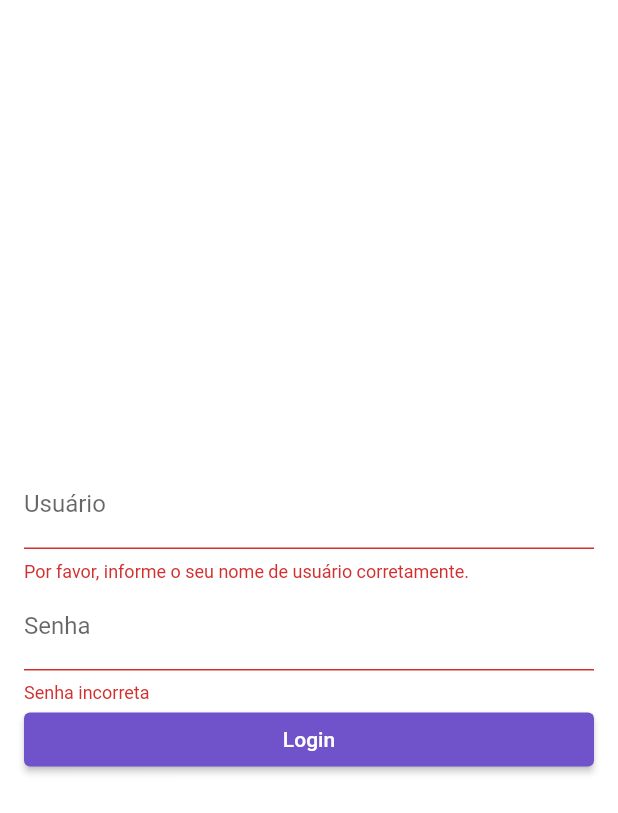
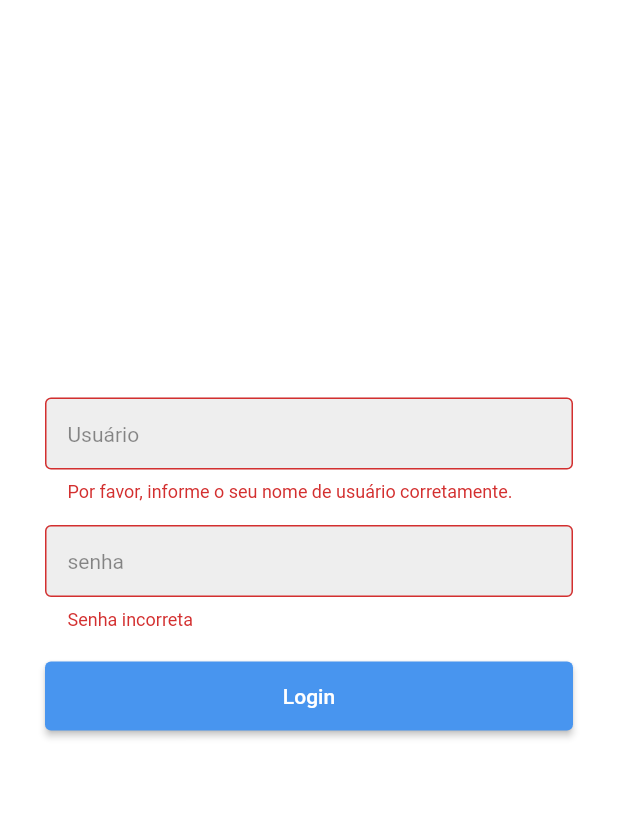
Before and after one commit to Antony-Lucas/barbershop_app, a Flutter app: the screen it shows after launch, after a tap on "Login", on a phone screen of 412 x 824 dp. Shown: the top 813 px of the screen. Run offline on Flutter 3.47's test engine with Material 2 defaults, Android fonts, the phone set to English and light mode, and no system bars; our stand-ins replace shared_preferences; network calls fail.

Commit message:
login system completed

```diff
--- a/lib/main.dart
+++ b/lib/main.dart
@@ -56,5 +56,5 @@ Color shadeColor(Color color, double factor) => Color.fromRGBO(
 1);
 
 class Palette {
-  static const Color primary = Color(0xFF7052CB);
+  static const Color primary = Color.fromARGB(70, 119, 119, 119);
 }
--- a/lib/widgets/login.dart
+++ b/lib/widgets/login.dart
@@ -1,12 +1,6 @@
-import 'dart:convert';
-
+import 'package:barbershop_app/api_keys/api_services.dart';
 import 'package:flutter/material.dart';
 import 'package:barbershop_app/routes/admin_home.dart';
-import 'package:barbershop_app/api_keys/api_services.dart';
-import 'package:barbershop_app/api_keys/user_model.dart';
-import 'package:http/http.dart' as http;
-import 'package:shared_preferences/shared_preferences.dart';
-import 'package:barbershop_app/api_keys/api_constants.dart';
 
 class Content extends StatefulWidget {
   const Content({Key? key}) : super(key: key);
@@ -29,6 +23,7 @@ class _ContentState extends State<Content> {
     super.dispose();
   }
 
+  bool isLoading = false;
   @override
   Widget build(BuildContext context) {
     return Scaffold(
@@ -36,14 +31,31 @@ class _ContentState extends State<Content> {
       body: Form(
         key: _formkey,
         child: Center(
+            child: Align(
+          alignment: Alignment.topCenter,
           child: SingleChildScrollView(
-            padding: const EdgeInsets.symmetric(horizontal: 16),
+            physics: const NeverScrollableScrollPhysics(),
+            padding: const EdgeInsets.symmetric(horizontal: 30, vertical: 250),
             child: Column(
                 crossAxisAlignment: CrossAxisAlignment.stretch,
-                children: [
-                  TextFormField(
+                children: <Widget>[
+                  Padding(
+                    padding: const EdgeInsets.symmetric(vertical: 15),
+                    child: TextFormField(
                       decoration: const InputDecoration(
-                      labelText: 'Usuário',
+                        hintText: 'Usuário',
+                        hintStyle: TextStyle(
+                          fontSize: 14.0,
+                          color: Colors.black45,
+                        ),
+                        fillColor: Color.fromARGB(17, 0, 0, 0),
+                        filled: true,
+                        contentPadding:
+                            EdgeInsets.symmetric(horizontal: 15, vertical: 10),
+                        border: OutlineInputBorder(),
+                        enabledBorder: OutlineInputBorder(
+                          borderSide: BorderSide(color: Colors.black12),
+                        ),
                       ),
                       controller: myLogin,
                       keyboardType: TextInputType.text,
@@ -54,9 +66,22 @@ class _ContentState extends State<Content> {
                         return null;
                       },
                     ),
+                  ),
                   TextFormField(
                     decoration: const InputDecoration(
-                      labelText: 'Senha',
+                      hintText: 'senha',
+                      hintStyle: TextStyle(
+                        fontSize: 14.0,
+                        color: Colors.black45,
+                      ),
+                      fillColor: Color.fromARGB(17, 0, 0, 0),
+                      filled: true,
+                      contentPadding:
+                          EdgeInsets.symmetric(horizontal: 15, vertical: 10),
+                      border: OutlineInputBorder(),
+                      enabledBorder: OutlineInputBorder(
+                        borderSide: BorderSide(color: Colors.black12),
+                      ),
                     ),
                     controller: myPass,
                     obscureText: true,
@@ -70,11 +95,20 @@ class _ContentState extends State<Content> {
                       return null;
                     },
                   ),
-                  ElevatedButton(
+                  Padding(
+                      padding: const EdgeInsets.symmetric(vertical: 20),
+                      child: ElevatedButton(
                         onPressed: () async {
+                          print(isLoading);
                           FocusScopeNode currentFocus = FocusScope.of(context);
                           if (_formkey.currentState!.validate()) {
-                        bool logintrue = await login();
+                            Future.delayed(const Duration(seconds: 0), () {
+                              setState(() {
+                                isLoading = true;
+                              });
+                            });
+                            bool logintrue = await ApiLogin()
+                                .autoLogin(myLogin.text, myPass.text);
                             if (!currentFocus.hasPrimaryFocus) {
                               currentFocus.unfocus();
                             }
@@ -85,17 +119,35 @@ class _ContentState extends State<Content> {
                                   MaterialPageRoute(
                                       builder: (context) => const AdminHome()));
                             } else {
+                              setState(() {
+                                isLoading = false;
+                              });
                               myPass.clear();
-                          ScaffoldMessenger.of(context).showSnackBar(snackBar);
+                              ScaffoldMessenger.of(context)
+                                  .showSnackBar(snackBar);
                             }
                           }
                         },
-                    child: const Text('Login'),
+                        child: isLoading
+                            ? const Center(
+                                heightFactor: 1,
+                                widthFactor: 1,
+                                child: SizedBox(
+                                  height: 15,
+                                  width: 15,
+                                  child: CircularProgressIndicator(
+                                      color: Colors.white, strokeWidth: 2.0),
+                                ),
                               )
-                ]
+                            : const Text('Login'),
+                        style: ElevatedButton.styleFrom(
+                          primary: const Color.fromARGB(255, 72, 149, 239),
+                          padding: const EdgeInsets.symmetric(vertical: 15),
                         ),
+                      ))
+                ]),
           ),
-        ),
+        )),
       ),
     );
   }
@@ -107,24 +159,4 @@ class _ContentState extends State<Content> {
     ),
     backgroundColor: Colors.redAccent,
   );
-
-  Future<bool> login() async {
-    SharedPreferences prefs = await SharedPreferences.getInstance();
-    var Url = Uri.parse(ApiConstants.urlBase + ApiConstants.urlLogin);
-    var response = await http.post(
-      Url,
-      body: {
-        'username': myLogin.text,
-        'password': myPass.text,
-      },
-    );
-    if (response.statusCode == 200 || response.statusCode == 201) {
-      await prefs.setString('access_token', "${jsonDecode(response.body)['access_token']}");
-      print(jsonDecode(response.body)['access_token']);
-      return true;
-    } else {
-      print(jsonDecode(response.body));
-      return false;
 }
-  }
-}
--- a/lib/widgets/wellcome.dart
+++ b/lib/widgets/wellcome.dart
@@ -33,19 +33,17 @@ class _WellcomeState extends State<Wellcome> {
 
   @override
   Widget build(BuildContext context) {
-    return const Scaffold(
-      body: Center(
-        child: CircularProgressIndicator()
-      ),
+    return Scaffold(
+      body: Container(),
     );
   }
 
   Future<bool> verificarToken() async{
     SharedPreferences pref = await SharedPreferences.getInstance();
-    if(pref.getString('access_token') != null){
+    if(pref.getString('access_token') == null){
+      return false;
+    } else{
       return true;
-    } else{
-      return false;
     }
   }
 }
```
Also changed, not shown: lib/api_keys/api_services.dart (+24 -19 lines), lib/routes/admin_home.dart (+27 -25 lines). Lines whose indentation alone changed are shown as unchanged.
